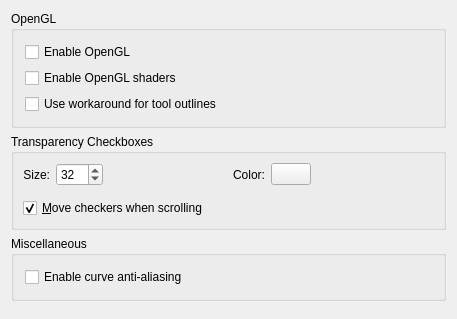
This is krita/ui/forms/wdgdisplaysettings.ui in KDE/krita as Qt 5 draws it before an edit. The edited form follows.
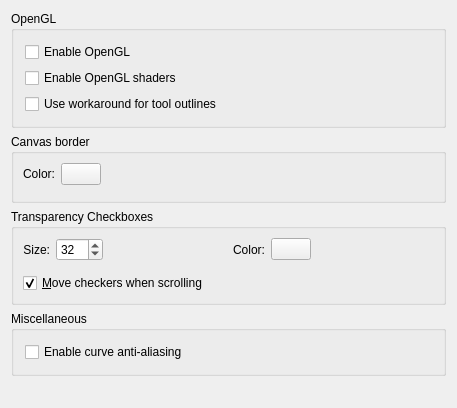
This is the edited form. Custom widgets are drawn as their Qt base class.

Commit message: Add config option for canvas border color to Display option.

```diff
--- a/krita/ui/forms/wdgdisplaysettings.ui
+++ b/krita/ui/forms/wdgdisplaysettings.ui
@@ -7,7 +7,7 @@
     <x>0</x>
     <y>0</y>
     <width>457</width>
-    <height>319</height>
+    <height>408</height>
    </rect>
   </property>
   <property name="windowTitle">
@@ -50,7 +50,7 @@
      </layout>
     </widget>
    </item>
-   <item row="1" column="0">
+   <item row="2" column="0">
     <widget class="QGroupBox" name="grpCheckers">
      <property name="title">
       <string>Transparency Checkboxes</string>
@@ -143,7 +143,7 @@
      </layout>
     </widget>
    </item>
-   <item row="2" column="0">
+   <item row="3" column="0">
     <widget class="QGroupBox" name="groupBox">
      <property name="title">
       <string>Miscellaneous</string>
@@ -159,7 +159,7 @@
      </layout>
     </widget>
    </item>
-   <item row="3" column="0">
+   <item row="4" column="0">
     <spacer name="verticalSpacer">
      <property name="orientation">
       <enum>Qt::Vertical</enum>
@@ -172,6 +172,47 @@
      </property>
     </spacer>
    </item>
+   <item row="1" column="0">
+    <widget class="QGroupBox" name="grpCanvasBorder">
+     <property name="title">
+      <string>Canvas border</string>
+     </property>
+     <layout class="QGridLayout" name="_3">
+      <property name="margin">
+       <number>9</number>
+      </property>
+      <property name="spacing">
+       <number>6</number>
+      </property>
+      <item row="1" column="2" rowspan="2">
+       <spacer name="horizontalSpacer_4">
+        <property name="orientation">
+         <enum>Qt::Horizontal</enum>
+        </property>
+        <property name="sizeHint" stdset="0">
+         <size>
+          <width>40</width>
+          <height>20</height>
+         </size>
+        </property>
+       </spacer>
+      </item>
+      <item row="1" column="0">
+       <widget class="QLabel" name="lblCanvasBorderColor">
+        <property name="text">
+         <string>Color:</string>
+        </property>
+        <property name="alignment">
+         <set>Qt::AlignRight|Qt::AlignTrailing|Qt::AlignVCenter</set>
+        </property>
+       </widget>
+      </item>
+      <item row="1" column="1">
+       <widget class="KColorButton" name="canvasBorder"/>
+      </item>
+     </layout>
+    </widget>
+   </item>
   </layout>
  </widget>
  <layoutdefault spacing="6" margin="11"/>
```
The commit also changes 6 other files.
